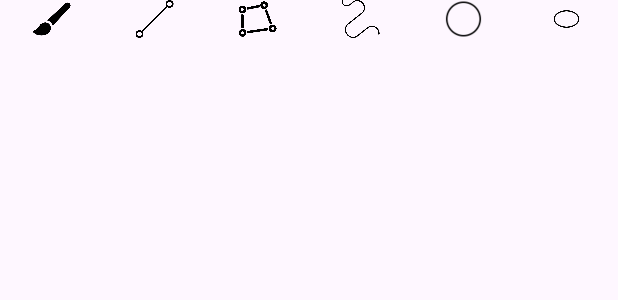
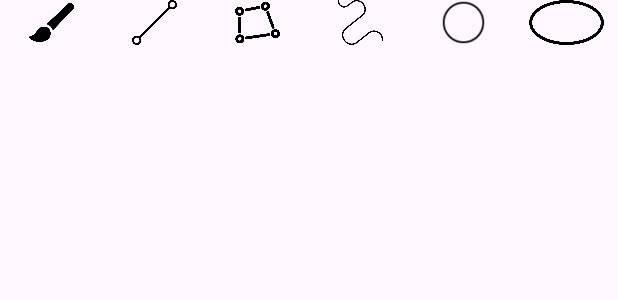
Before and after one commit to DN2803/dhmt-project-cyclograph, an Android app: the layout shape_popup.xml on its own in the app's theme, with its tools: preview values and no code run, on a phone screen of 412 x 824 dp. Shown: the top 300 px of the screen. Run offline under Robolectric (Android 15) with nearby library versions, the phone set to English and light mode, and no system bars.

Commit message:
update shape picker

```diff
--- a/app/src/main/res/layout/shape_popup.xml
+++ b/app/src/main/res/layout/shape_popup.xml
@@ -11,8 +11,8 @@
 
         <ImageView
             android:id="@+id/draw_brush"
-            android:layout_width="25dp"
-            android:layout_height="25dp"
+            android:layout_width="30dp"
+            android:layout_height="30dp"
             android:layout_weight="4"
             android:src="@mipmap/paint_brush" />
 
@@ -22,8 +22,8 @@
 
         <ImageView
             android:id="@+id/draw_line"
-            android:layout_width="25dp"
-            android:layout_height="25dp"
+            android:layout_width="30dp"
+            android:layout_height="30dp"
             android:layout_weight="4"
             android:src="@mipmap/nodes" />
 
@@ -32,8 +32,8 @@
 
         <ImageView
             android:id="@+id/draw_polygon"
-            android:layout_width="25dp"
-            android:layout_height="25dp"
+            android:layout_width="30dp"
+            android:layout_height="30dp"
             android:layout_weight="4"
             android:src="@mipmap/square" />
 
@@ -42,23 +42,23 @@
 
         <ImageView
             android:id="@+id/draw_curve"
-            android:layout_width="25dp"
-            android:layout_height="25dp"
+            android:layout_width="30dp"
+            android:layout_height="30dp"
             android:layout_weight="4"
             android:src="@mipmap/line" />
 
 
         <ImageView
             android:id="@+id/draw_cricle"
-            android:layout_width="25dp"
-            android:layout_height="25dp"
+            android:layout_width="30dp"
+            android:layout_height="30dp"
             android:layout_weight="4"
             android:src="@mipmap/icons8_circle" />
 
         <ImageView
             android:id="@+id/draw_elipse"
-            android:layout_width="25dp"
-            android:layout_height="25dp"
+            android:layout_width="30dp"
+            android:layout_height="30dp"
             android:layout_weight="4"
             android:src="@mipmap/elips" />
 
```
Also changed, not shown: app/src/main/java/com/cg76/drawingapp/MainActivity.kt (+34 -65 lines), app/src/main/res/mipmap-mdpi/elips.png.
